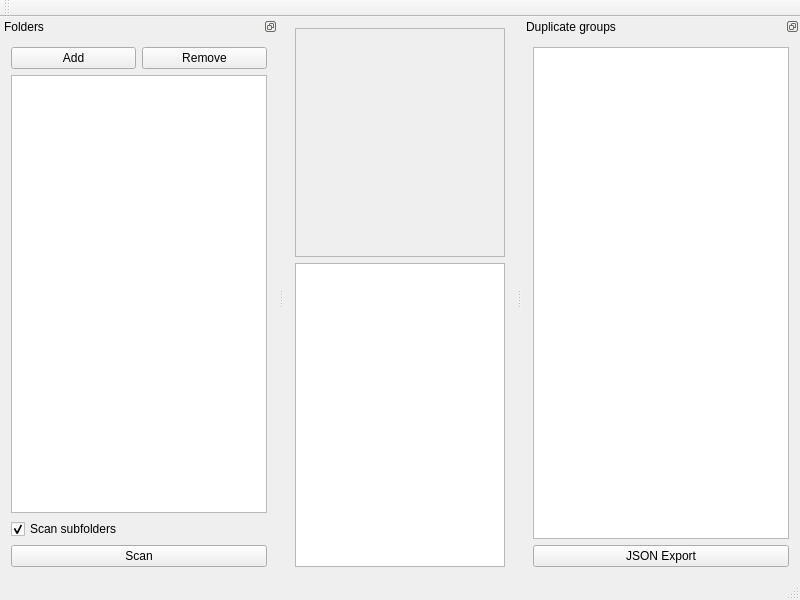
First picture: the form in src/mainwindow.ui, repository ComputerVisionWorks/ImageDuplicateFinder, before the edit.
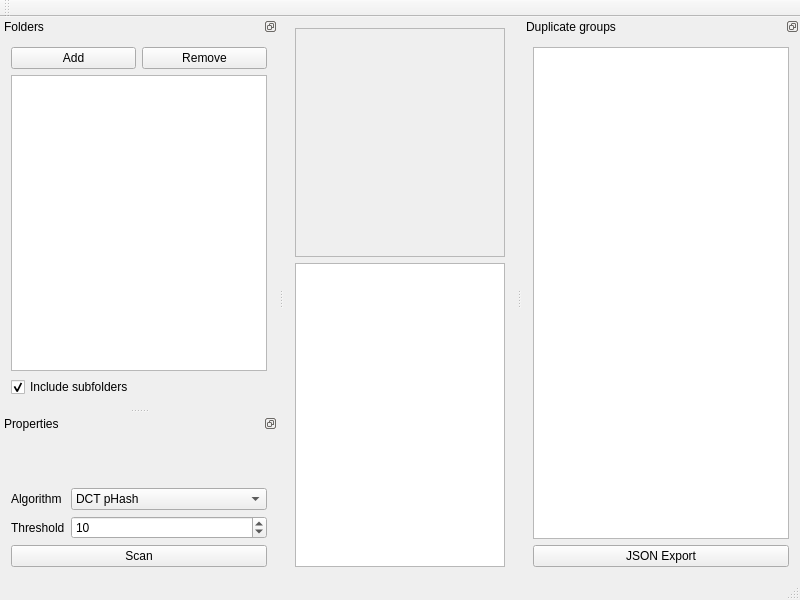
Second picture: the form after the edit. Custom widgets are drawn as their Qt base class.

Commit message: Ability to choose the threshold

```diff
--- a/src/mainwindow.ui
+++ b/src/mainwindow.ui
@@ -13,6 +13,9 @@
   <property name="windowTitle">
    <string>ImageDuplicateFinder</string>
   </property>
+  <property name="dockOptions">
+   <set>QMainWindow::AllowNestedDocks|QMainWindow::AllowTabbedDocks|QMainWindow::AnimatedDocks</set>
+  </property>
   <widget class="QWidget" name="centralWidget">
    <layout class="QVBoxLayout" name="verticalLayout_2">
     <item>
@@ -150,20 +153,13 @@
      <item>
       <widget class="QCheckBox" name="subfolderCheckBox">
        <property name="text">
-        <string>Scan subfolders</string>
+        <string>Include subfolders</string>
        </property>
        <property name="checked">
         <bool>true</bool>
        </property>
       </widget>
      </item>
-     <item>
-      <widget class="QPushButton" name="scanPushButton">
-       <property name="text">
-        <string>Scan</string>
-       </property>
-      </widget>
-     </item>
     </layout>
    </widget>
   </widget>
@@ -211,6 +207,89 @@
     </layout>
    </widget>
   </widget>
+  <widget class="QDockWidget" name="propertiesDockWidget">
+   <property name="sizePolicy">
+    <sizepolicy hsizetype="Preferred" vsizetype="Minimum">
+     <horstretch>0</horstretch>
+     <verstretch>0</verstretch>
+    </sizepolicy>
+   </property>
+   <property name="features">
+    <set>QDockWidget::DockWidgetFloatable|QDockWidget::DockWidgetMovable</set>
+   </property>
+   <property name="windowTitle">
+    <string>Properties</string>
+   </property>
+   <attribute name="dockWidgetArea">
+    <number>1</number>
+   </attribute>
+   <widget class="QWidget" name="propertiesDockWidgetContents">
+    <property name="sizePolicy">
+     <sizepolicy hsizetype="Preferred" vsizetype="Minimum">
+      <horstretch>0</horstretch>
+      <verstretch>0</verstretch>
+     </sizepolicy>
+    </property>
+    <layout class="QVBoxLayout" name="verticalLayout_5">
+     <item>
+      <layout class="QFormLayout" name="propertiesFormLayout">
+       <property name="formAlignment">
+        <set>Qt::AlignBottom|Qt::AlignLeading|Qt::AlignLeft</set>
+       </property>
+       <item row="1" column="0">
+        <widget class="QLabel" name="thresholdLabel">
+         <property name="text">
+          <string>Threshold</string>
+         </property>
+        </widget>
+       </item>
+       <item row="1" column="1">
+        <widget class="QSpinBox" name="thresholdSpinBox">
+         <property name="suffix">
+          <string/>
+         </property>
+         <property name="maximum">
+          <number>64</number>
+         </property>
+         <property name="singleStep">
+          <number>2</number>
+         </property>
+         <property name="value">
+          <number>10</number>
+         </property>
+        </widget>
+       </item>
+       <item row="0" column="0">
+        <widget class="QLabel" name="algorithmLabel">
+         <property name="text">
+          <string>Algorithm</string>
+         </property>
+        </widget>
+       </item>
+       <item row="0" column="1">
+        <widget class="QComboBox" name="comboBox">
+         <property name="currentText">
+          <string>DCT pHash</string>
+         </property>
+         <item>
+          <property name="text">
+           <string>DCT pHash</string>
+          </property>
+         </item>
+        </widget>
+       </item>
+      </layout>
+     </item>
+     <item>
+      <widget class="QPushButton" name="scanPushButton">
+       <property name="text">
+        <string>Scan</string>
+       </property>
+      </widget>
+     </item>
+    </layout>
+   </widget>
+  </widget>
  </widget>
  <layoutdefault spacing="6" margin="11"/>
  <customwidgets>
```
The commit also changes 3 other files.
